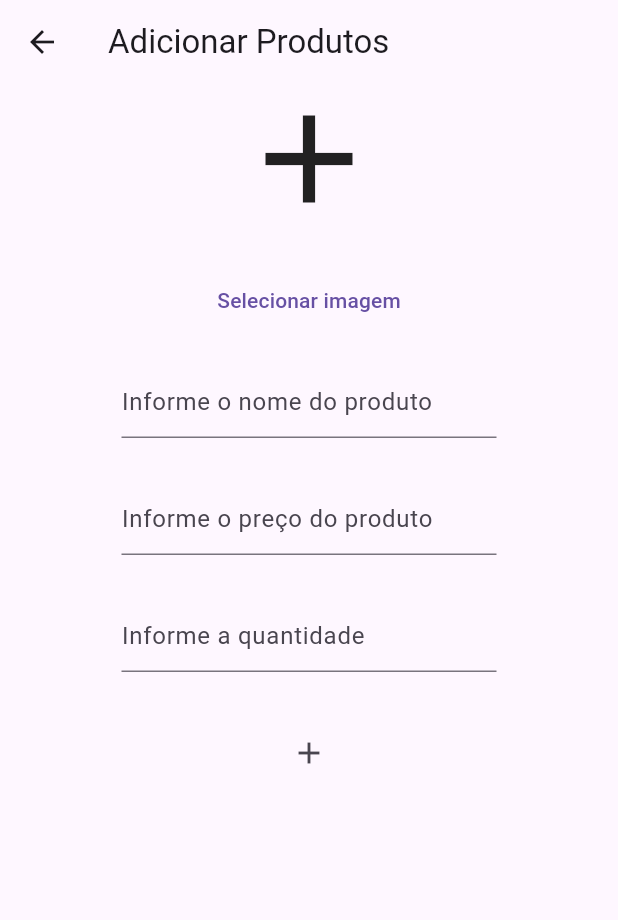
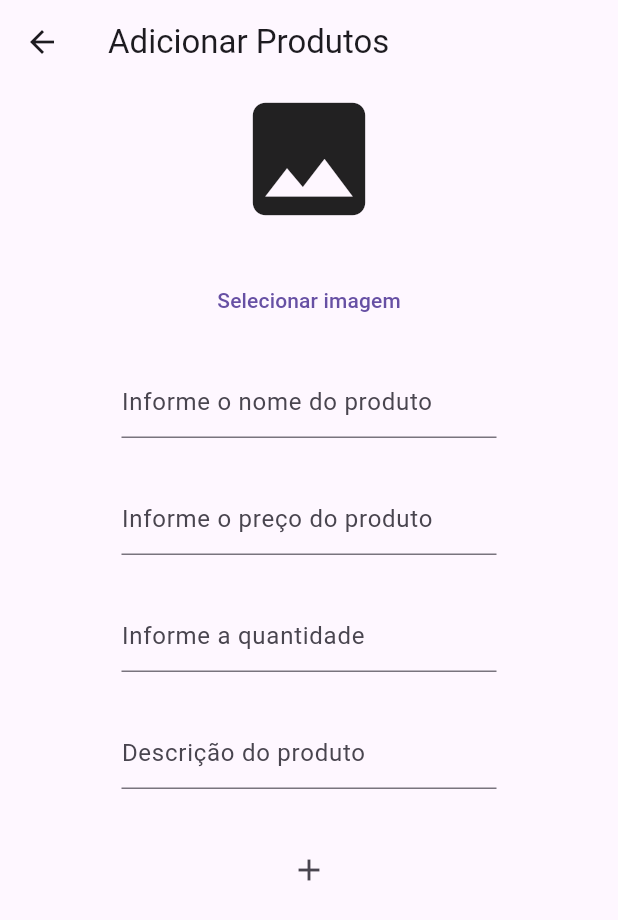
Before and after one commit to KieperMF/shop_flutter, a Flutter app: the EditPage screen opened directly, after a tap on the "add" icon, on a phone screen of 412 x 824 dp. Shown: the top 920 px of the screen. Run offline on Flutter 3.47's test engine with Material 3 defaults, Android fonts, the phone set to English and light mode, and no system bars; our stand-ins replace cloud_firestore, firebase_auth, firebase_core, firebase_storage, flutter_mobx, image_picker and 1 more; accounts and stored records are empty; generated files the repository leaves out were written again; network calls fail.

Commit message:
some fixes

```diff
--- a/lib/models/product_model.dart
+++ b/lib/models/product_model.dart
@@ -4,12 +4,14 @@ class Product{
   String? imagem;
   String? price;
   String? amount;
+  String? description;
 
   Product({
      this.name,
      this.imagem,
      this.price,
-     this.amount
+     this.amount,
+     this.description
   });
 
   Map<String, dynamic> toMap() {
@@ -17,7 +19,8 @@ class Product{
       'name': name,
       'urlImage': imagem,
       'price': price,
-      'amount' : amount
+      'amount' : amount,
+      'description' : description
     };
   }
 
@@ -26,7 +29,8 @@ class Product{
       name:json['name'],
       imagem: json['urlImage'],
       amount: json['amount'],
-      price: json['price']
+      price: json['price'],
+      description: json['description']
     );
   }
 }
--- a/lib/pages/cart_page.dart
+++ b/lib/pages/cart_page.dart
@@ -48,7 +48,7 @@ class _CartPageState extends State<CartPage> {
                                 child: Image.network('${management.cartProducts[index].imagem}'),
                               ),
                               const SizedBox(height: 20,),
-                              Text('${management.cartProducts[index].name}')
+                              Text('${management.cartProducts[index].name}'),
                             ],
                           );
                         })
--- a/lib/pages/edit_page.dart
+++ b/lib/pages/edit_page.dart
@@ -15,6 +15,7 @@ class EditPage extends StatefulWidget {
 
 class _EditPageState extends State<EditPage> {
   final prodNameController = TextEditingController();
+  final prodDescController = TextEditingController();
   final prodPriceController = TextEditingController();
   final amountController = TextEditingController();
   final management = Management();
@@ -40,7 +41,7 @@ class _EditPageState extends State<EditPage> {
                             child: Image.file(File(management.selectedImage!))),
                       )
                     : const Icon(
-                        Icons.add,
+                        Icons.image,
                         size: 100,
                       ),
                 const SizedBox(
@@ -90,16 +91,27 @@ class _EditPageState extends State<EditPage> {
                   height: 30,
                 ),
                 SizedBox(
+                  width: 250,
+                  child: TextField(
+                    controller: prodDescController,
+                    decoration:const InputDecoration(hintText: 'Descrição do produto'),
+                  ),
+                ),
+                const SizedBox(
+                  height: 30,
+                ),
+                SizedBox(
                     width: 250,
                     child: IconButton(
                         onPressed: () async{
-                          Product product = Product(
+                          Product product = Product(description: prodDescController.text,
                               name: prodNameController.text,
                               imagem: management.selectedImage!,
                               price: prodPriceController.text,
                               amount: amountController.text);
                           final resp = await management.addProduct(product);
                           if(resp == true){
+                            prodDescController.clear();
                             prodNameController.clear();
                             prodPriceController.clear();
                             amountController.clear();
--- a/lib/pages/product_page.dart
+++ b/lib/pages/product_page.dart
@@ -30,9 +30,13 @@ class _ProductPageState extends State<ProductPage> {
             const SizedBox(
               height: 20,
             ),
+            Text('${productSelected!.description}'),
+            const SizedBox(
+              height: 20,
+            ),
             TextButton(onPressed: (){
               management.addCart(productSelected!);
-            }, child: const Text('Adiconar ao Carrinho'))
+            }, child: const Text('Adiconar ao Carrinho')),
           ],
         ),
       ),
```
Also changed, not shown: lib/controllers/db_controller.dart (+24 -8 lines), lib/pages/home_page.dart (+0 -12 lines), lib/pages/profile_page.dart (+12 -0 lines).
